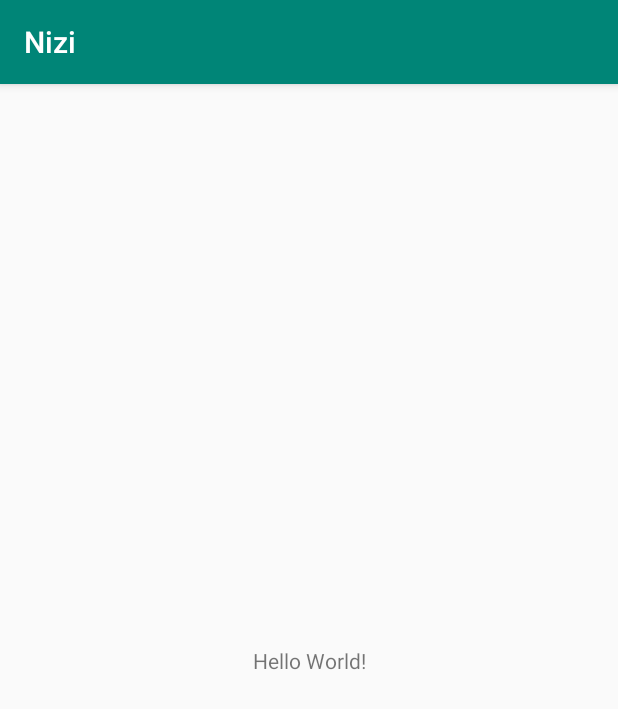
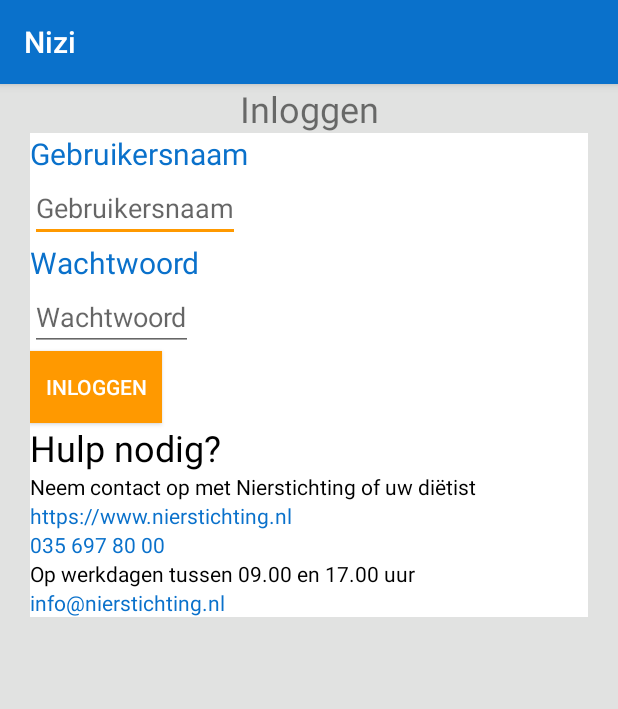
Before and after one commit to giannistek1/Nizi, an Android app: the screen it shows after launch (MainActivity), on a phone screen of 412 x 824 dp. Shown: the top 709 px of the screen. Run offline under Robolectric (Android 15) with nearby library versions, the phone set to English and light mode, and no system bars.

Commit message:
Login (main) activity, added strings, colors, dimensions

```diff
--- a/app/src/main/res/layout/activity_main.xml
+++ b/app/src/main/res/layout/activity_main.xml
@@ -1,18 +1,109 @@
 <?xml version="1.0" encoding="utf-8"?>
-<androidx.constraintlayout.widget.ConstraintLayout xmlns:android="http://schemas.android.com/apk/res/android"
+<LinearLayout xmlns:android="http://schemas.android.com/apk/res/android"
     xmlns:app="http://schemas.android.com/apk/res-auto"
     xmlns:tools="http://schemas.android.com/tools"
+    android:background="@color/gray"
     android:layout_width="match_parent"
     android:layout_height="match_parent"
+    android:orientation="vertical"
     tools:context=".MainActivity">
 
     <TextView
-        android:layout_width="wrap_content"
+        android:id="@+id/activity_main_txt_header"
+        android:textSize="@dimen/h1"
+        android:gravity="center"
+        android:text="@string/login"
+        android:layout_width="match_parent"
+        android:layout_height="wrap_content"/>
+
+    <LinearLayout
+        android:layout_width="match_parent"
         android:layout_height="wrap_content"
-        android:text="Hello World!"
-        app:layout_constraintBottom_toBottomOf="parent"
-        app:layout_constraintLeft_toLeftOf="parent"
-        app:layout_constraintRight_toRightOf="parent"
-        app:layout_constraintTop_toTopOf="parent" />
+        android:layout_marginLeft="@dimen/paddingLeft"
+        android:layout_marginRight="@dimen/paddingRight"
+        android:background="@color/white"
+        android:orientation="vertical">
 
-</androidx.constraintlayout.widget.ConstraintLayout>
+        <TextView
+            android:id="@+id/activity_main_txt_username"
+            android:textColor="@color/colorPrimary"
+            android:textSize="@dimen/h2"
+            android:text="@string/username"
+            android:layout_width="match_parent"
+            android:layout_height="wrap_content"/>
+
+        <EditText
+            android:id="@+id/activity_main_et_username"
+            android:hint="@string/username"
+            android:layout_width="wrap_content"
+            android:layout_height="wrap_content"/>
+
+        <TextView
+                android:id="@+id/activity_main_txt_password"
+                android:textColor="@color/colorPrimary"
+                android:textSize="@dimen/h2"
+                android:text="@string/password"
+                android:layout_width="match_parent"
+                android:layout_height="wrap_content"/>
+
+        <EditText
+            android:id="@+id/activity_main_et_password"
+            android:hint="@string/password"
+            android:layout_width="wrap_content"
+            android:layout_height="wrap_content"
+            android:inputType="textPassword"/>
+
+        <Button
+            android:text="@string/login"
+            android:background="@color/colorAccent"
+            android:textColor="@android:color/white"
+            android:layout_width="wrap_content"
+            android:layout_height="wrap_content"/>
+
+        <TextView
+            android:id="@+id/activity_main_txt_help"
+            android:textColor="@android:color/black"
+            android:textSize="@dimen/h1"
+            android:text="@string/help"
+            android:layout_width="match_parent"
+            android:layout_height="wrap_content"/>
+
+
+        <TextView
+            android:id="@+id/activity_main_txt_helpDesc"
+            android:textColor="@android:color/black"
+            android:text="@string/help_desc"
+            android:layout_width="match_parent"
+            android:layout_height="wrap_content"/>
+
+        <TextView
+            android:id="@+id/activity_main_txt_nierstichtingUrl"
+            android:textColor="@color/colorPrimary"
+            android:text="@string/nierstichting_url"
+            android:layout_width="match_parent"
+            android:layout_height="wrap_content"/>
+
+        <TextView
+            android:id="@+id/activity_main_txt_nierstichtingPhonenumber"
+            android:textColor="@color/colorPrimary"
+            android:text="@string/nierstichting_phonenumber"
+            android:layout_width="match_parent"
+            android:layout_height="wrap_content"/>
+
+        <TextView
+            android:id="@+id/activity_main_txt_nierstichtingPhonenumberDesc"
+            android:textColor="@android:color/black"
+            android:text="@string/nierstichting_phonenumber_desc"
+            android:layout_width="match_parent"
+            android:layout_height="wrap_content"/>
+
+        <TextView
+            android:id="@+id/activity_main_txt_nierstichtingEmail"
+            android:textColor="@color/colorPrimary"
+            android:text="@string/nierstichting_email"
+            android:layout_width="match_parent"
+            android:layout_height="wrap_content"/>
+
+
+    </LinearLayout>
+</LinearLayout>
--- a/app/src/main/res/values/colors.xml
+++ b/app/src/main/res/values/colors.xml
@@ -1,6 +1,8 @@
 <?xml version="1.0" encoding="utf-8"?>
 <resources>
-    <color name="colorPrimary">#008577</color>
+    <color name="colorPrimary">#0A71CB</color>
     <color name="colorPrimaryDark">#00574B</color>
-    <color name="colorAccent">#D81B60</color>
+    <color name="colorAccent">#FF9900</color>
+    <color name="white">#FFFFFF</color>
+    <color name="gray">#E1E2E1</color>
 </resources>
--- /dev/null
+++ b/app/src/main/res/values/dimensions.xml
@@ -0,0 +1,8 @@
+<?xml version="1.0" encoding="utf-8"?>
+<resources>
+    <dimen name="h1">24sp</dimen>
+    <dimen name="h2">20sp</dimen>
+
+    <dimen name="paddingLeft">20dp</dimen>
+    <dimen name="paddingRight">20dp</dimen>
+</resources>
--- a/app/src/main/res/values/strings.xml
+++ b/app/src/main/res/values/strings.xml
@@ -1,3 +1,13 @@
 <resources>
     <string name="app_name">Nizi</string>
+    <string name="login">Inloggen</string>
+    <string name="username">Gebruikersnaam</string>
+    <string name="password">Wachtwoord</string>
+    <string name="help">Hulp nodig?</string>
+    <string name="help_desc">Neem contact op met Nierstichting of uw diëtist</string>
+    <string name="nierstichting_url">https://www.nierstichting.nl</string>
+    <string name="nierstichting_phonenumber">035 697 80 00</string>
+    <string name="nierstichting_phonenumber_desc">Op werkdagen tussen 09.00 en 17.00 uur</string>
+    <string name="nierstichting_email">info@nierstichting.nl</string>
+
 </resources>
```
